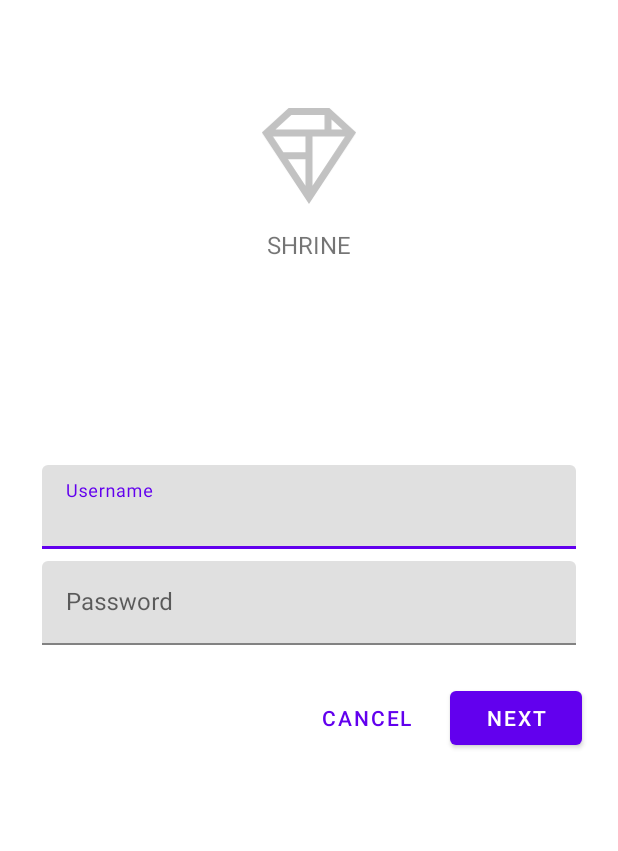
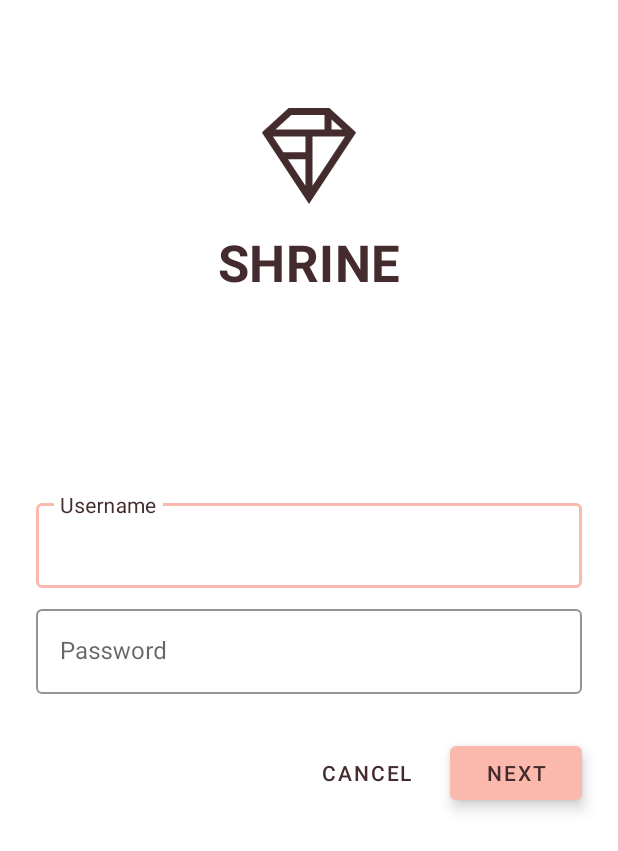
Before and after one commit to DavidMendozaMartinez/Material-Design-Tutorials-in-Kotlin, an Android app: the screen it shows after launch (MainActivity), on a phone screen of 412 x 824 dp. Shown: the top 851 px of the screen. Run offline under Robolectric (Android 15) with nearby library versions, the phone set to English and light mode, and no system bars.

Commit message:
MDC-103 Android - Material Theming with Color, Elevation and Type (Kotlin): Customize Shrine to reflect its brand by changing colors, typography, elevations and layouts

```diff
--- a/Shrine/app/src/main/res/drawable/shr_logo.xml
+++ b/Shrine/app/src/main/res/drawable/shr_logo.xml
@@ -5,7 +5,7 @@
     android:viewportWidth="149"
     android:viewportHeight="152">
     <path
-        android:fillAlpha="0.4"
+        android:fillAlpha="1"
         android:fillColor="#DADCE0"
         android:fillType="evenOdd"
         android:pathData="M42.262,0L0,38.653L74.489,151.994L148.977,38.653L106.723,0M46.568,11.11L21.554,33.998L99.007,33.998L99.007,11.11L46.568,11.11ZM110.125,18.174L110.125,33.998L127.416,33.998L110.125,18.174ZM80.048,45.116L80.048,123.296L131.426,45.116L80.048,45.116ZM17.551,45.116L33.976,70.101L68.93,70.101L68.93,45.116L17.551,45.116ZM41.284,81.219L68.93,123.296L68.93,81.219L41.284,81.219Z"
--- a/Shrine/app/src/main/res/layout/shr_login_fragment.xml
+++ b/Shrine/app/src/main/res/layout/shr_login_fragment.xml
@@ -23,6 +23,7 @@
             android:layout_marginTop="48dp"
             android:layout_marginBottom="16dp"
             android:contentDescription="@string/shr_logo_content_description"
+            android:tint="?android:attr/textColorPrimary"
             app:srcCompat="@drawable/shr_logo" />
 
         <TextView
@@ -31,25 +32,26 @@
             android:layout_gravity="center_horizontal"
             android:layout_marginBottom="132dp"
             android:text="@string/shr_app_name"
-            android:textAllCaps="true"
-            android:textSize="16sp" />
+            android:textAppearance="@style/TextAppearance.Shrine.Title" />
 
         <com.google.android.material.textfield.TextInputLayout
+            style="@style/Widget.Shrine.TextInputLayout"
             android:layout_width="match_parent"
             android:layout_height="wrap_content"
-            android:layout_margin="4dp"
             android:hint="@string/shr_hint_username">
 
             <com.google.android.material.textfield.TextInputEditText
                 android:layout_width="match_parent"
-                android:layout_height="wrap_content" />
+                android:layout_height="wrap_content"
+                android:inputType="text"
+                android:maxLines="1" />
         </com.google.android.material.textfield.TextInputLayout>
 
         <com.google.android.material.textfield.TextInputLayout
             android:id="@+id/password_text_input"
+            style="@style/Widget.Shrine.TextInputLayout"
             android:layout_width="match_parent"
             android:layout_height="wrap_content"
-            android:layout_margin="4dp"
             android:hint="@string/shr_hint_password"
             app:errorEnabled="true">
 
@@ -66,6 +68,7 @@
 
             <com.google.android.material.button.MaterialButton
                 android:id="@+id/next_button"
+                style="@style/Widget.Shrine.Button"
                 android:layout_width="wrap_content"
                 android:layout_height="wrap_content"
                 android:layout_alignParentEnd="true"
@@ -74,7 +77,7 @@
 
             <com.google.android.material.button.MaterialButton
                 android:id="@+id/cancel_button"
-                style="@style/Widget.MaterialComponents.Button.TextButton"
+                style="@style/Widget.Shrine.Button.TextButton"
                 android:layout_width="wrap_content"
                 android:layout_height="wrap_content"
                 android:layout_marginEnd="12dp"
--- a/Shrine/app/src/main/res/layout/shr_product_grid_fragment.xml
+++ b/Shrine/app/src/main/res/layout/shr_product_grid_fragment.xml
@@ -8,7 +8,8 @@
 
     <com.google.android.material.appbar.AppBarLayout
         android:layout_width="match_parent"
-        android:layout_height="wrap_content">
+        android:layout_height="wrap_content"
+        app:elevation="0dp">
 
         <androidx.appcompat.widget.Toolbar
             android:id="@+id/app_bar"
@@ -24,8 +25,7 @@
         android:layout_height="match_parent"
         android:layout_marginTop="56dp"
         android:background="@color/productGridBackgroundColor"
-        android:paddingStart="@dimen/shr_product_grid_spacing"
-        android:paddingEnd="@dimen/shr_product_grid_spacing"
+        app:elevation="6dp"
         app:layout_behavior="@string/appbar_scrolling_view_behavior">
 
         <androidx.recyclerview.widget.RecyclerView
--- a/Shrine/app/src/main/res/values/colors.xml
+++ b/Shrine/app/src/main/res/values/colors.xml
@@ -1,9 +1,11 @@
 <?xml version="1.0" encoding="utf-8"?>
 <resources>
-    <color name="colorPrimary">#6200EE</color>
-    <color name="colorPrimaryDark">#DADCE0</color>
-    <color name="colorAccent">#E0E0E0</color>
-    <color name="toolbarIconColor">#FFFFFF</color>
+    <color name="colorPrimary">#E0E0E0</color>
+    <color name="colorPrimaryDark">#FBB8AC</color>
+    <color name="colorAccent">#FEDBD0</color>
+    <color name="textColorPrimary">#442C2E</color>
+    <color name="toolbarIconColor">@color/textColorPrimary</color>
     <color name="loginPageBackgroundColor">#FFFFFF</color>
     <color name="productGridBackgroundColor">#FFFFFF</color>
+    <color name="textInputOutlineColor">#FBB8AC</color>
 </resources>
--- a/Shrine/app/src/main/res/values/styles.xml
+++ b/Shrine/app/src/main/res/values/styles.xml
@@ -1,4 +1,4 @@
-<resources>
+<resources xmlns:tools="http://schemas.android.com/tools">
 
     <!-- Base application theme. -->
     <style name="Theme.Shrine" parent="Theme.MaterialComponents.Light.NoActionBar">
@@ -6,12 +6,48 @@
         <item name="colorPrimary">@color/colorPrimary</item>
         <item name="colorPrimaryDark">@color/colorPrimaryDark</item>
         <item name="colorAccent">@color/colorAccent</item>
+        <item name="android:windowLightStatusBar" tools:targetApi="m">true</item>
+        <item name="android:textColorPrimary">@color/textColorPrimary</item>
+    </style>
+
+    <style name="Widget.Shrine.TextInputLayout" parent="Widget.MaterialComponents.TextInputLayout.OutlinedBox">
+        <item name="hintTextAppearance">@style/TextAppearance.Shrine.TextInputLayout.HintText</item>
+        <item name="hintTextColor">@color/textColorPrimary</item>
+        <item name="android:paddingBottom">8dp</item>
+        <item name="boxStrokeColor">@color/textInputOutlineColor</item>
+    </style>
+
+    <style name="TextAppearance.Shrine.TextInputLayout.HintText" parent="TextAppearance.MaterialComponents.Subtitle2">
+        <item name="android:textColor">?android:attr/textColorPrimary</item>
+    </style>
+
+    <style name="Widget.Shrine.Button" parent="Widget.MaterialComponents.Button">
+        <item name="android:textColor">?android:attr/textColorPrimary</item>
+        <item name="backgroundTint">?attr/colorPrimaryDark</item>
+        <item name="android:stateListAnimator" tools:ignore="NewApi">
+            @animator/shr_next_button_state_list_anim
+        </item>
+    </style>
+
+    <style name="Widget.Shrine.Button.TextButton" parent="Widget.MaterialComponents.Button.TextButton">
+        <item name="android:textColor">?android:attr/textColorPrimary</item>
     </style>
 
     <style name="Widget.Shrine.Toolbar" parent="Widget.AppCompat.Toolbar">
         <item name="android:background">?attr/colorAccent</item>
-        <item name="android:theme">@style/ThemeOverlay.AppCompat.Dark.ActionBar</item>
+        <item name="android:theme">@style/Theme.Shrine</item>
         <item name="popupTheme">@style/ThemeOverlay.AppCompat.Light</item>
+        <item name="titleTextAppearance">@style/TextAppearance.Shrine.Toolbar</item>
+    </style>
+
+    <style name="TextAppearance.Shrine.Toolbar" parent="TextAppearance.MaterialComponents.Button">
+        <item name="android:textSize">16sp</item>
+    </style>
+
+    <style name="TextAppearance.Shrine.Title" parent="TextAppearance.MaterialComponents.Headline4">
+        <item name="textAllCaps">true</item>
+        <item name="android:textStyle">bold</item>
+        <item name="android:textColor">?android:attr/textColorPrimary</item>
     </style>
 
 </resources>
```
Also changed, not shown: Shrine/app/src/main/java/com/google/codelabs/mdc/kotlin/shrine/ProductGridFragment.kt (+17 -6 lines), Shrine/app/src/main/java/com/google/codelabs/mdc/kotlin/shrine/ProductGridItemDecoration.kt (+9 -6 lines), Shrine/app/src/main/res/layout/shr_product_card.xml (+7 -3 lines).
